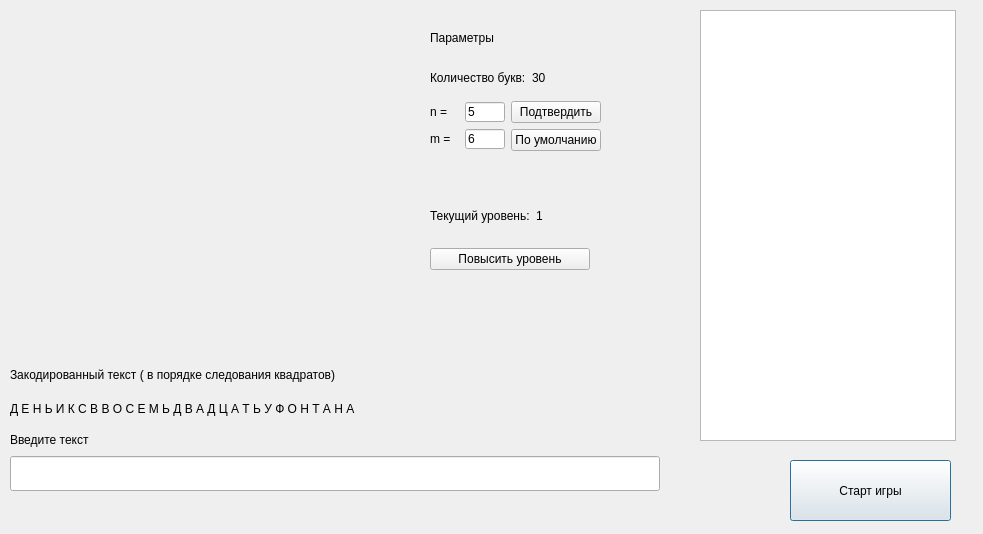
Old version of the form root_window.ui in the repository shm0nya/Lipilin-s-game.
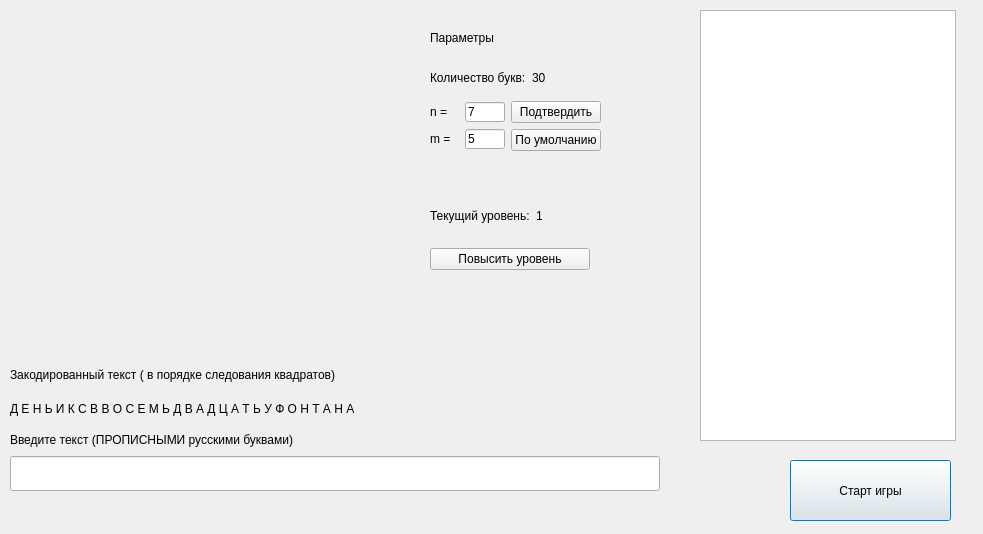
New version of the form.

```diff
--- a/root_window.ui
+++ b/root_window.ui
@@ -110,7 +110,7 @@
       <item>
        <widget class="QLabel" name="lbl_edit_new_text">
         <property name="text">
-         <string>Введите текст</string>
+         <string>Введите текст (ПРОПИСНЫМИ русскими буквами)</string>
         </property>
        </widget>
       </item>
@@ -227,7 +227,7 @@
              </size>
             </property>
             <property name="text">
-             <string>5</string>
+             <string>7</string>
             </property>
            </widget>
           </item>
@@ -257,7 +257,7 @@
              </size>
             </property>
             <property name="text">
-             <string>6</string>
+             <string>5</string>
             </property>
            </widget>
           </item>
```
